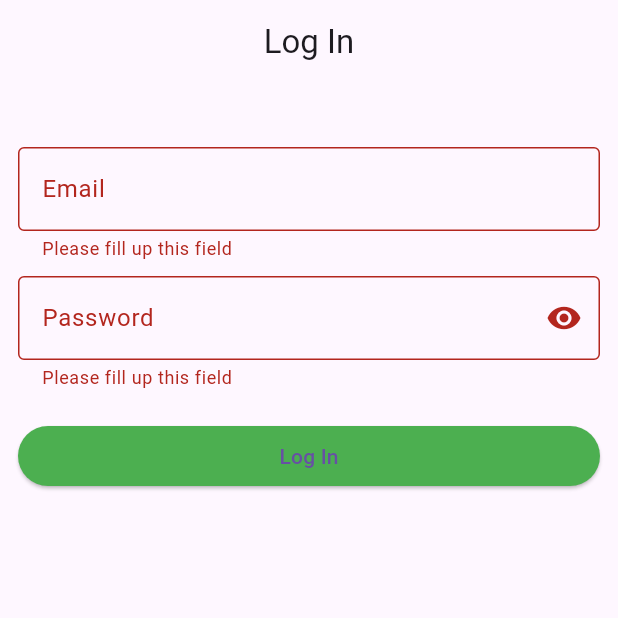
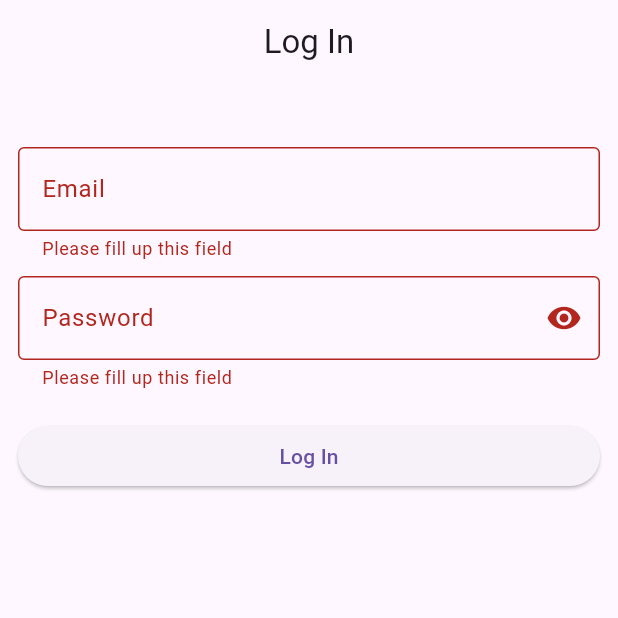
Before and after one commit to TristanStephen18/firebasepracmidterm, a Flutter app: the screen it shows after launch, after a tap on "Log In", on a phone screen of 412 x 824 dp, the top half of it. Run offline on Flutter 3.47's test engine with Material 3 defaults, Android fonts, the phone set to English and light mode, and no system bars; our stand-ins replace cloud_firestore, firebase_auth, firebase_core, flutter_easyloading, gap, quickalert; accounts and stored records are empty.

Commit message:
mike onak

```diff
--- a/lib/main.dart
+++ b/lib/main.dart
@@ -11,7 +11,7 @@ void main() async {
   await Firebase.initializeApp(
   options: DefaultFirebaseOptions.currentPlatform,
  );
-  runApp(Home());
+  runApp(const Home());
 }
 
 class Home extends StatelessWidget {
--- a/lib/screens/login.dart
+++ b/lib/screens/login.dart
@@ -94,7 +94,7 @@ class _LoginScreenState extends State<LoginScreen> {
                 SizedBox(height: 20,),
                 ElevatedButton(onPressed: login, child: const Text('Log In'),
                 style: ElevatedButton.styleFrom(
-                  primary: Colors.green
+                  // primary: Colors.green
                 ),)
               ],
             ),
--- a/lib/screens/register.dart
+++ b/lib/screens/register.dart
@@ -121,7 +121,7 @@ class _RegisterscreenState extends State<Registerscreen> {
                 SizedBox(height: 20,),
                 ElevatedButton(onPressed: validateform, child: const Text('Register Account'),
                 style: ElevatedButton.styleFrom(
-                  primary: Colors.green
+                  // primary: Colors.green
                 ),
                 ),
                 Gap(20),
```
Also changed, not shown: pubspec.lock.
